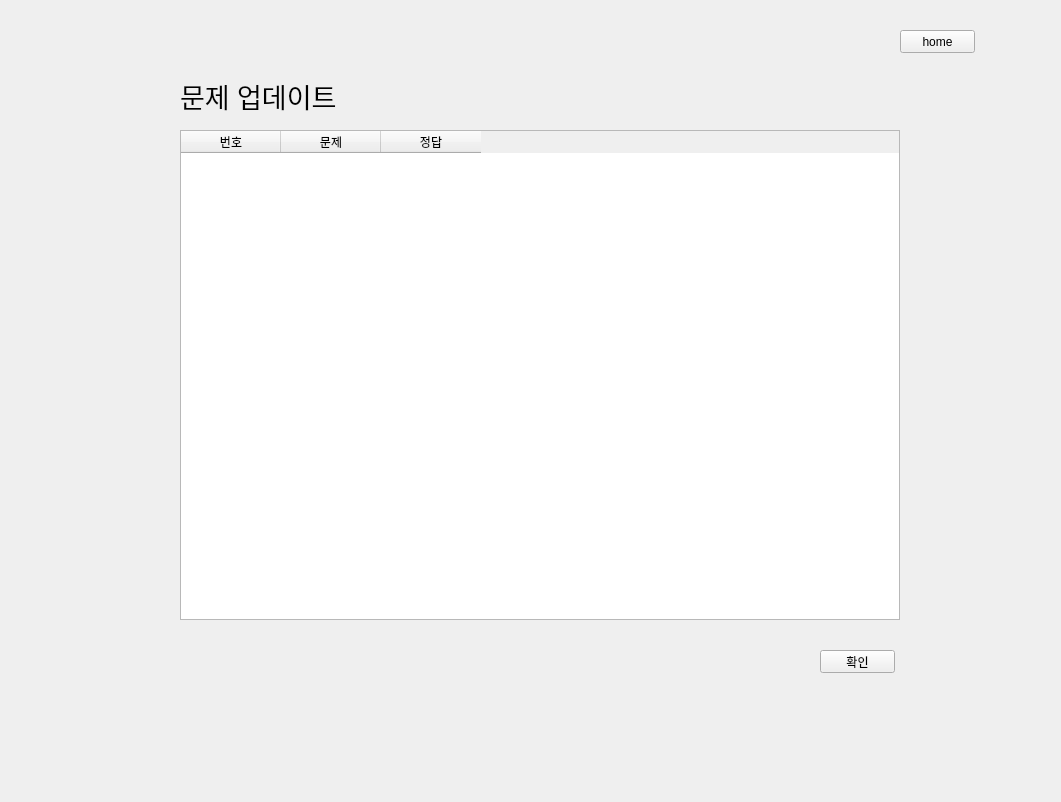
Qt form client_forteacher.ui (soyyoonn/Education-Application) before a commit.
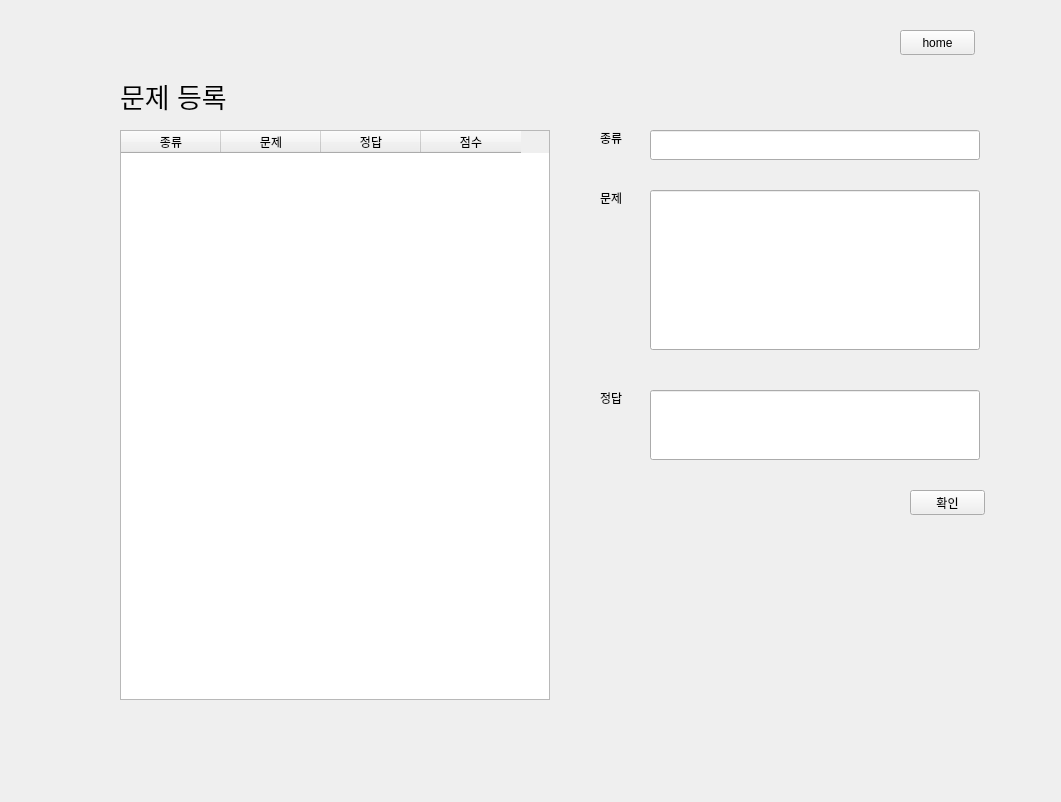
The same form after that commit. The open tabs and pages were chosen to show the change.

```diff
--- a/client_forteacher.ui
+++ b/client_forteacher.ui
@@ -102,9 +102,9 @@
     <widget class="QLabel" name="label">
      <property name="geometry">
       <rect>
-       <x>180</x>
+       <x>120</x>
        <y>70</y>
-       <width>171</width>
+       <width>121</width>
        <height>51</height>
       </rect>
      </property>
@@ -115,16 +115,16 @@
       </font>
      </property>
      <property name="text">
-      <string>문제 업데이트</string>
+      <string>문제 등록</string>
      </property>
     </widget>
     <widget class="QPushButton" name="btn_enter">
      <property name="geometry">
       <rect>
-       <x>820</x>
-       <y>650</y>
+       <x>910</x>
+       <y>490</y>
        <width>75</width>
-       <height>23</height>
+       <height>25</height>
       </rect>
      </property>
      <property name="text">
@@ -134,15 +134,15 @@
     <widget class="QTableWidget" name="quizupdatetable">
      <property name="geometry">
       <rect>
-       <x>180</x>
+       <x>120</x>
        <y>130</y>
-       <width>720</width>
-       <height>490</height>
+       <width>430</width>
+       <height>570</height>
       </rect>
      </property>
      <column>
       <property name="text">
-       <string>번호</string>
+       <string>종류</string>
       </property>
      </column>
      <column>
@@ -155,6 +155,11 @@
        <string>정답</string>
       </property>
      </column>
+     <column>
+      <property name="text">
+       <string>점수</string>
+      </property>
+     </column>
     </widget>
     <widget class="QPushButton" name="btn_home">
      <property name="geometry">
@@ -162,13 +167,82 @@
        <x>900</x>
        <y>30</y>
        <width>75</width>
-       <height>23</height>
+       <height>25</height>
       </rect>
      </property>
      <property name="text">
       <string>home</string>
      </property>
     </widget>
+    <widget class="QLineEdit" name="quizline">
+     <property name="geometry">
+      <rect>
+       <x>650</x>
+       <y>190</y>
+       <width>330</width>
+       <height>160</height>
+      </rect>
+     </property>
+    </widget>
+    <widget class="QLineEdit" name="answerline">
+     <property name="geometry">
+      <rect>
+       <x>650</x>
+       <y>390</y>
+       <width>330</width>
+       <height>70</height>
+      </rect>
+     </property>
+    </widget>
+    <widget class="QLineEdit" name="kindline">
+     <property name="geometry">
+      <rect>
+       <x>650</x>
+       <y>130</y>
+       <width>330</width>
+       <height>30</height>
+      </rect>
+     </property>
+    </widget>
+    <widget class="QLabel" name="label_6">
+     <property name="geometry">
+      <rect>
+       <x>600</x>
+       <y>130</y>
+       <width>31</width>
+       <height>16</height>
+      </rect>
+     </property>
+     <property name="text">
+      <string>종류</string>
+     </property>
+    </widget>
+    <widget class="QLabel" name="label_7">
+     <property name="geometry">
+      <rect>
+       <x>600</x>
+       <y>390</y>
+       <width>31</width>
+       <height>16</height>
+      </rect>
+     </property>
+     <property name="text">
+      <string>정답</string>
+     </property>
+    </widget>
+    <widget class="QLabel" name="label_8">
+     <property name="geometry">
+      <rect>
+       <x>600</x>
+       <y>190</y>
+       <width>31</width>
+       <height>16</height>
+      </rect>
+     </property>
+     <property name="text">
+      <string>문제</string>
+     </property>
+    </widget>
    </widget>
    <widget class="QWidget" name="page_2">
     <widget class="QTableWidget" name="quizchecktable">
```
Left out of the diff: 16 changed lines with no effect on the pictures.
